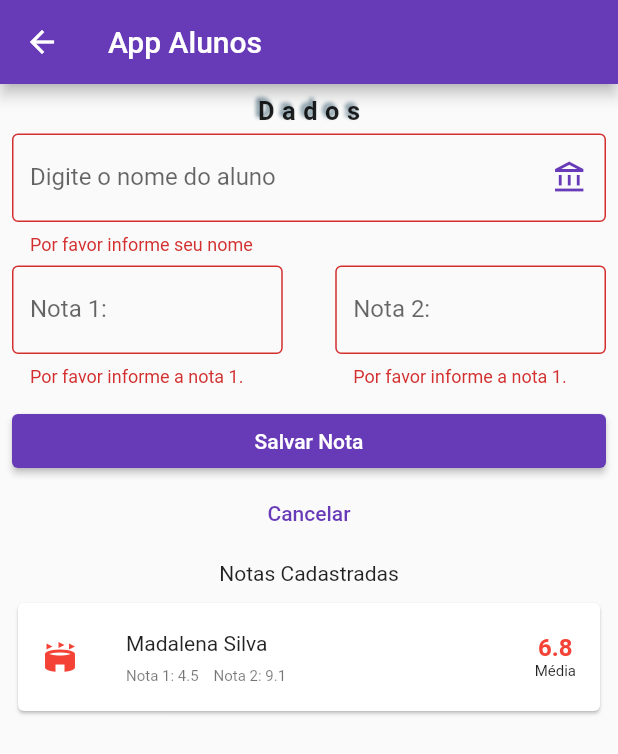
After one commit to rogeriosilva-ifpi/ifpi-tds-2022_2-mobile, a Flutter app: the AlunosPage screen opened by its route, after a tap on "Salvar Nota", on a phone screen of 412 x 824 dp. The commit adds this screen. Shown: the top 754 px of the screen. Run offline on Flutter 3.47's test engine with Material 2 defaults, Android fonts, the light colour scheme and no system bars.

Commit message:
Task App

```diff
--- a/aplicativos/bmiapp/lib/main.dart
+++ b/aplicativos/bmiapp/lib/main.dart
@@ -1,3 +1,4 @@
+import 'package:bmiapp/pages/alunos_page.dart';
 import 'package:bmiapp/pages/animals_page.dart';
 import 'package:bmiapp/pages/bmi_page.dart';
 import 'package:bmiapp/pages/counter_page.dart';
@@ -30,6 +31,7 @@ class MyApp extends StatelessWidget {
         '/list': (context) => const ListPage(),
         '/animals': (context) => const AnimalsPage(),
         '/counter': (context) => const CounterPage(),
+        '/alunos': (context) => const AlunosPage(),
       },
     );
   }
--- /dev/null
+++ b/aplicativos/bmiapp/lib/models/nota.dart
@@ -0,0 +1,15 @@
+class Nota {
+  final String nome;
+  final double nota1;
+  final double nota2;
+
+  Nota({
+    required this.nome,
+    required this.nota1,
+    required this.nota2,
+  });
+
+  double get media {
+    return (nota1 + nota2) / 2.0;
+  }
+}
--- /dev/null
+++ b/aplicativos/bmiapp/lib/pages/alunos_page.dart
@@ -0,0 +1,219 @@
+import 'package:bmiapp/models/nota.dart';
+import 'package:bmiapp/pages/components/item_nota.dart';
+import 'package:bmiapp/pages/components/my_primary_button.dart';
+import 'package:flutter/material.dart';
+
+class AlunosPage extends StatefulWidget {
+  const AlunosPage({super.key});
+
+  @override
+  State<AlunosPage> createState() => _AlunosPageState();
+}
+
+class _AlunosPageState extends State<AlunosPage> {
+  final nameController = TextEditingController();
+  final nota1Controller = TextEditingController();
+  final nota2Controller = TextEditingController();
+
+  final _formKey = GlobalKey<FormState>();
+
+  final List<Nota> notas = [
+    Nota(nome: "Madalena Silva", nota1: 4.5, nota2: 9.1)
+  ];
+
+  void _addNovaNota() {
+    if (_formKey.currentState!.validate()) {
+      final nota = Nota(
+        nome: nameController.text,
+        nota1: double.parse(nota1Controller.text),
+        nota2: double.parse(nota2Controller.text),
+      );
+
+      notas.add(nota);
+
+      _resetDados();
+
+      // Atualizar a UI com novos dados.
+      setState(() {});
+    }
+  }
+
+  _populateForm(int index) {
+    nameController.text = notas[index].nome;
+    nota1Controller.text = notas[index].nota1.toString();
+    nota2Controller.text = notas[index].nota2.toString();
+  }
+
+  void _resetDados() {
+    nameController.clear();
+    nota1Controller.clear();
+    nota2Controller.clear();
+  }
+
+  @override
+  Widget build(BuildContext context) {
+    return Scaffold(
+      body: Padding(
+        padding: const EdgeInsets.all(8.0),
+        child: Column(
+          children: [
+            Form(
+              key: _formKey,
+              child: Column(
+                mainAxisAlignment: MainAxisAlignment.start,
+                children: [
+                  const Text(
+                    'Dados',
+                    style: TextStyle(
+                      fontSize: 17,
+                      fontWeight: FontWeight.bold,
+                      letterSpacing: 5,
+                      shadows: [
+                        Shadow(
+                          color: Colors.blueGrey,
+                          offset: Offset(-2, -2),
+                          blurRadius: 3,
+                        ),
+                      ],
+                    ),
+                  ),
+                  const SizedBox(
+                    height: 5,
+                  ),
+                  TextFormField(
+                    controller: nameController,
+                    validator: (value) {
+                      if (value == null || value.isEmpty) {
+                        return 'Por favor informe seu nome';
+                      }
+
+                      return null;
+                    },
+                    decoration: const InputDecoration(
+                      border: OutlineInputBorder(),
+                      suffixIcon: Icon(
+                        Icons.account_balance_outlined,
+                        color: Colors.deepPurple,
+                      ),
+                      labelText: 'Digite o nome do aluno',
+                    ),
+                  ),
+                  const SizedBox(
+                    height: 7,
+                  ),
+                  Row(
+                    children: [
+                      Expanded(
+                        child: TextFormField(
+                          controller: nota1Controller,
+                          validator: ((value) {
+                            if (value == null || value.isEmpty) {
+                              return 'Por favor informe a nota 1.';
+                            }
+
+                            try {
+                              double.parse(value);
+                            } catch (e) {
+                              return 'Valor inválido!';
+                            }
+
+                            return null;
+                          }),
+                          decoration: const InputDecoration(
+                            labelText: 'Nota 1:',
+                            border: OutlineInputBorder(),
+                          ),
+                        ),
+                      ),
+                      const SizedBox(
+                        width: 35,
+                      ),
+                      Expanded(
+                        child: TextFormField(
+                          controller: nota2Controller,
+                          validator: ((value) {
+                            if (value == null || value.isEmpty) {
+                              return 'Por favor informe a nota 1.';
+                            }
+
+                            return null;
+                          }),
+                          decoration: const InputDecoration(
+                            labelText: 'Nota 2:',
+                            border: OutlineInputBorder(),
+                          ),
+                        ),
+                      ),
+                    ],
+                  ),
+                  const SizedBox(
+                    height: 12,
+                  ),
+                  MyPrimaryButton(
+                    label: 'Salvar Nota',
+                    onPressed: _addNovaNota,
+                  ),
+                  TextButton(
+                    onPressed: _resetDados,
+                    child: const Text('Cancelar'),
+                  ),
+                ],
+              ),
+            ),
+            const SizedBox(
+              height: 8,
+            ),
+            const Text('Notas Cadastradas'),
+            const SizedBox(
+              height: 8,
+            ),
+            Expanded(
+              child: ListView.builder(
+                scrollDirection: Axis.vertical,
+                itemCount: notas.length,
+                itemBuilder: (context, index) {
+                  return Dismissible(
+                    key: Key('$index'),
+                    direction: DismissDirection.endToStart,
+                    background: Container(
+                      color: Colors.red,
+                      alignment: Alignment.centerRight,
+                      padding: const EdgeInsets.only(right: 10),
+                      child: const Icon(Icons.delete_forever),
+                    ),
+                    child: GestureDetector(
+                      behavior: HitTestBehavior.opaque,
+                      onTap: () => _populateForm(index),
+                      child: ItemNota(
+                        name: notas[index].nome,
+                        nota1: notas[index].nota1,
+                        nota2: notas[index].nota2,
+                        media: notas[index].media,
+                      ),
+                    ),
+                    onDismissed: (direction) {
+                      notas.removeAt(index);
+                      setState(() {});
+                      ScaffoldMessenger.of(context).showSnackBar(
+                        const SnackBar(
+                          elevation: 5,
+                          backgroundColor: Colors.purpleAccent,
+                          duration: Duration(seconds: 2),
+                          content: Text('Nota Removida!'),
+                        ),
+                      );
+                    },
+                  );
+                },
+                // shrinkWrap: true,
+              ),
+            )
+          ],
+        ),
+      ),
+      appBar: AppBar(
+        title: const Text('App Alunos'),
+      ),
+    );
+  }
+}
--- /dev/null
+++ b/aplicativos/bmiapp/lib/pages/components/item_nota.dart
@@ -0,0 +1,74 @@
+import 'package:flutter/material.dart';
+
+class ItemNota extends StatelessWidget {
+  final String name;
+  final double nota1;
+  final double nota2;
+  final double media;
+
+  const ItemNota({
+    Key? key,
+    required this.name,
+    required this.nota1,
+    required this.nota2,
+    required this.media,
+  }) : super(key: key);
+
+  @override
+  Widget build(BuildContext context) {
+    return Card(
+      child: ListTile(
+        leading: Column(
+          mainAxisAlignment: MainAxisAlignment.center,
+          children: [
+            Icon(Icons.stadium, color: media >= 7 ? Colors.blue : Colors.red),
+          ],
+        ),
+        title: Text(
+          name,
+          style: const TextStyle(fontSize: 14),
+        ),
+        subtitle: Row(
+          children: [
+            Text(
+              'Nota 1: ${nota1.toStringAsFixed(1)}',
+              style: const TextStyle(
+                fontSize: 10,
+                // color: nota1 >= 7 ? Colors.blue : Colors.red,
+              ),
+            ),
+            const SizedBox(
+              width: 10,
+            ),
+            Text(
+              'Nota 2: ${nota2.toStringAsFixed(1)}',
+              style: const TextStyle(
+                fontSize: 10,
+                // color: nota2 >= 7 ? Colors.blue : Colors.red,
+              ),
+            ),
+          ],
+        ),
+        trailing: Column(
+          mainAxisAlignment: MainAxisAlignment.center,
+          children: [
+            Text(
+              media.toStringAsFixed(1),
+              style: TextStyle(
+                fontSize: 16,
+                fontWeight: FontWeight.bold,
+                color: media >= 7 ? Colors.black : Colors.red,
+              ),
+            ),
+            const Text(
+              'Média',
+              style: TextStyle(
+                fontSize: 10,
+              ),
+            ),
+          ],
+        ),
+      ),
+    );
+  }
+}
--- /dev/null
+++ b/aplicativos/bmiapp/lib/pages/components/my_primary_button.dart
@@ -0,0 +1,23 @@
+import 'package:flutter/material.dart';
+
+class MyPrimaryButton extends StatelessWidget {
+  final String label;
+  final VoidCallback onPressed;
+
+  const MyPrimaryButton({
+    Key? key,
+    required this.label,
+    required this.onPressed,
+  }) : super(key: key);
+
+  @override
+  Widget build(BuildContext context) {
+    return SizedBox(
+      width: MediaQuery.of(context).size.width,
+      child: ElevatedButton(
+        onPressed: onPressed,
+        child: Text(label),
+      ),
+    );
+  }
+}
--- a/aplicativos/bmiapp/lib/pages/home_page.dart
+++ b/aplicativos/bmiapp/lib/pages/home_page.dart
@@ -43,6 +43,12 @@ class HomePage extends StatelessWidget {
                 Navigator.pushNamed(context, '/counter');
               },
               child: const Text('Counter App'),
+            ),
+            TextButton(
+              onPressed: () {
+                Navigator.pushNamed(context, '/alunos');
+              },
+              child: const Text('Alunos App'),
             )
           ],
         ),
```
Also changed, not shown: 1 other file.
